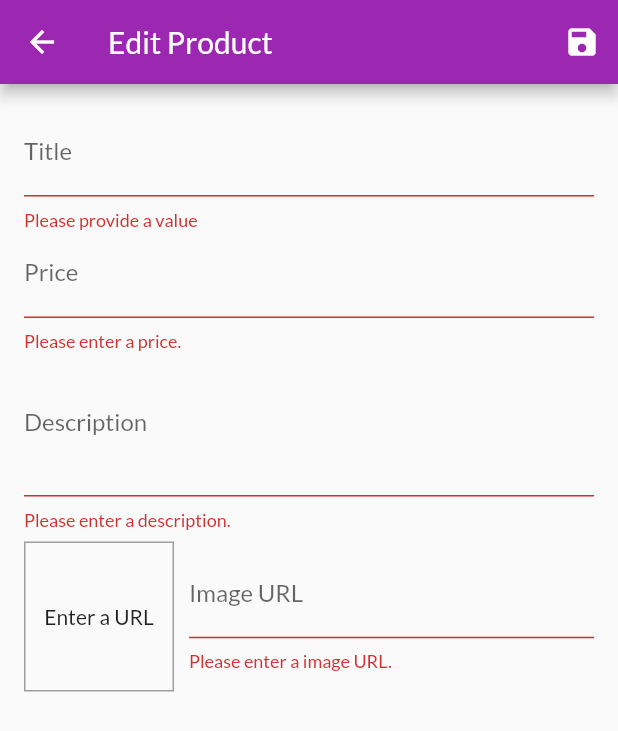
After one commit to PieroSilvestri/flutter-shop-app, a Flutter app: the EditProduct screen opened by its route, after a tap on the "save" icon, on a phone screen of 412 x 824 dp. The commit adds this screen. Shown: the top 731 px of the screen. Run offline on Flutter 3.47's test engine with Material 2 defaults, Android fonts, the phone set to English and light mode, and no system bars; network calls fail.

Commit message:
Finished section 9

```diff
--- a/lib/main.dart
+++ b/lib/main.dart
@@ -3,11 +3,13 @@ import 'package:provider/provider.dart';
 import 'package:shop_app/providers/cart.dart';
 import 'package:shop_app/providers/orders.dart';
 import 'package:shop_app/screens/cart_screen.dart';
+import 'package:shop_app/screens/edit_product_screen.dart';
 import 'package:shop_app/screens/orders_screen.dart';
 
 import 'package:shop_app/screens/products_overview_screen.dart';
 import 'package:shop_app/screens/product_detail_screen.dart';
 import 'package:shop_app/providers/products.dart';
+import 'package:shop_app/screens/user_products_screen.dart';
 
 void main() {
   runApp(MyApp());
@@ -42,7 +44,9 @@ class MyApp extends StatelessWidget {
         routes: {
           ProductDetailScreen.routeName: (ctx) => ProductDetailScreen(),
           CartScreen.routeName: (ctx) => CartScreen(),
-          OrdersScreen.routeName: (ctx) => OrdersScreen()
+          OrdersScreen.routeName: (ctx) => OrdersScreen(),
+          UserProductsScreen.routeName: (ctx) => UserProductsScreen(),
+          EditProduct.routeName: (ctx) => EditProduct()
         },
       ),
     );
--- a/lib/providers/products.dart
+++ b/lib/providers/products.dart
@@ -63,12 +63,36 @@ class Products with ChangeNotifier {
   //   notifyListeners();
   // }
 
-  void addProduct(Product value) {
-    _items.add(value);
+  void addProduct(Product product) {
+    final newProduct = Product(
+      id: DateTime.now().toString(),
+      title: product.title,
+      description: product.description,
+      price: product.price,
+      imageUrl: product.imageUrl,
+    );
+    _items.add(newProduct);
+    // Insert at the start of the list
+    // _items.insert(0, newProduct);
     notifyListeners();
   }
 
-  Product findById(String id){
+  Product findById(String id) {
     return _items.firstWhere((element) => element.id == id);
   }
+
+  void updateProduct(String id, Product product) {
+    final prodIndex = _items.indexWhere((prod) => prod.id == id);
+    if (prodIndex >= 0) {
+      _items[prodIndex] = product;
+      notifyListeners();
+    } else{
+      print('...');
+    }
+  }
+
+  void deleteProduct(String id){
+    _items.removeWhere((element) => element.id == id);
+    notifyListeners();
+  }
 }
--- /dev/null
+++ b/lib/screens/edit_product_screen.dart
@@ -0,0 +1,268 @@
+import 'package:flutter/material.dart';
+import 'package:provider/provider.dart';
+import 'package:shop_app/providers/product.dart';
+import 'package:shop_app/providers/products.dart';
+
+class EditProduct extends StatefulWidget {
+  static const routeName = '/edit-product';
+
+  const EditProduct({Key? key}) : super(key: key);
+
+  @override
+  _EditProductState createState() => _EditProductState();
+}
+
+class _EditProductState extends State<EditProduct> {
+  final _priceFocusNode = FocusNode();
+  final _descriptionFocusNode = FocusNode();
+  final _imageUrlController = TextEditingController();
+  final _imageUrlFocusNode = FocusNode();
+  final _form = GlobalKey<FormState>();
+  var _isInit = true;
+  var _initValues = {
+    'title': '',
+    'description': '',
+    'price': '',
+    'imageUrl': ''
+  };
+  var _editedProduct = Product(
+    id: '',
+    title: '',
+    description: '',
+    price: 0,
+    imageUrl: '',
+  );
+
+  @override
+  void initState() {
+    _imageUrlFocusNode.addListener(_updateImageUrl);
+    super.initState();
+  }
+
+  @override
+  void didChangeDependencies() {
+    if (_isInit) {
+      final productId = ModalRoute.of(context)!.settings.arguments as String?;
+      if (productId != null) {
+        final product =
+            Provider.of<Products>(context, listen: false).findById(productId!);
+        _editedProduct = product;
+        _initValues = {
+          'title': _editedProduct.title,
+          'description': _editedProduct.description,
+          'price': _editedProduct.price.toString(),
+          'imageUrl': ''
+        };
+        _imageUrlController.text = _editedProduct.imageUrl;
+      }
+    }
+    _isInit = false;
+    super.didChangeDependencies();
+  }
+
+  @override
+  void dispose() {
+    _imageUrlFocusNode.removeListener(_updateImageUrl);
+    _priceFocusNode.dispose();
+    _descriptionFocusNode.dispose();
+    _imageUrlController.dispose();
+    _imageUrlFocusNode.dispose();
+    super.dispose();
+  }
+
+  void _updateImageUrl() {
+    print('_updateImageUrl');
+    if (!_imageUrlFocusNode.hasFocus) {
+      if ((!_imageUrlController.text.startsWith('http') &&
+              !_imageUrlController.text.startsWith('https')) ||
+          (!_imageUrlController.text.endsWith('.png') &&
+              !_imageUrlController.text.endsWith('.jpg') &&
+              !_imageUrlController.text.endsWith('.jpeg'))) {
+        return;
+      }
+      setState(() {});
+    }
+  }
+
+  void _saveForm() {
+    final isValid = _form.currentState!.validate();
+    if (!isValid) {
+      return;
+    }
+    _form.currentState!.save();
+    if (_editedProduct.id.isEmpty) {
+      Provider.of<Products>(context, listen: false).addProduct(_editedProduct);
+    }else{
+      Provider.of<Products>(context, listen: false).updateProduct(_editedProduct.id, _editedProduct);
+    }
+
+    Navigator.of(context).pop();
+  }
+
+  @override
+  Widget build(BuildContext context) {
+    return Scaffold(
+      appBar: AppBar(
+        title: const Text('Edit Product'),
+        actions: [
+          IconButton(
+            icon: const Icon(Icons.save),
+            onPressed: _saveForm,
+          )
+        ],
+      ),
+      body: Padding(
+        padding: const EdgeInsets.all(16.0),
+        child: Form(
+          key: _form,
+          child: ListView(
+            children: [
+              TextFormField(
+                initialValue: _initValues['title'],
+                decoration: const InputDecoration(
+                  labelText: 'Title',
+                ),
+                textInputAction: TextInputAction.next,
+                onFieldSubmitted: (_) {
+                  FocusScope.of(context).requestFocus(_priceFocusNode);
+                },
+                validator: (value) {
+                  if (value!.isEmpty) {
+                    return 'Please provide a value';
+                  }
+                },
+                onSaved: (value) {
+                  _editedProduct = Product(
+                      id: _editedProduct.id,
+                      title: value!,
+                      description: _editedProduct.description,
+                      imageUrl: _editedProduct.imageUrl,
+                      price: _editedProduct.price,
+                      isFavorite: _editedProduct.isFavorite);
+                },
+              ),
+              TextFormField(
+                initialValue: _initValues['price'],
+                decoration: const InputDecoration(labelText: 'Price'),
+                textInputAction: TextInputAction.next,
+                keyboardType: TextInputType.number,
+                focusNode: _priceFocusNode,
+                validator: (value) {
+                  if (value!.isEmpty) {
+                    return 'Please enter a price.';
+                  }
+                  if (double.tryParse(value) == null) {
+                    return 'Please enter a valid number';
+                  }
+                  if (double.parse(value) <= 0) {
+                    return 'Please enter a number greater than zero.';
+                  }
+                },
+                onSaved: (value) {
+                  _editedProduct = Product(
+                    id: _editedProduct.id,
+                    title: _editedProduct.title,
+                    description: _editedProduct.description,
+                    imageUrl: _editedProduct.imageUrl,
+                    price: double.parse(value!),
+                    isFavorite: _editedProduct.isFavorite
+                  );
+                },
+              ),
+              TextFormField(
+                initialValue: _initValues['description'],
+                decoration: const InputDecoration(labelText: 'Description'),
+                maxLines: 3,
+                keyboardType: TextInputType.multiline,
+                focusNode: _descriptionFocusNode,
+                validator: (value) {
+                  if (value!.isEmpty) {
+                    return 'Please enter a description.';
+                  }
+                  if (value.length <= 10) {
+                    return 'It should be at least 10 characters long.';
+                  }
+                  return null;
+                },
+                onSaved: (value) {
+                  _editedProduct = Product(
+                    id: _editedProduct.id,
+                    title: _editedProduct.title,
+                    description: value!,
+                    imageUrl: _editedProduct.imageUrl,
+                    price: _editedProduct.price,
+                    isFavorite: _editedProduct.isFavorite
+                  );
+                },
+              ),
+              Row(
+                crossAxisAlignment: CrossAxisAlignment.center,
+                children: [
+                  Container(
+                    width: 100,
+                    height: 100,
+                    margin: const EdgeInsets.only(top: 8, right: 10),
+                    decoration: BoxDecoration(
+                      border: Border.all(width: 1, color: Colors.grey),
+                    ),
+                    child: _imageUrlController.text.isEmpty
+                        ? const Center(
+                            child: Text('Enter a URL'),
+                          )
+                        : FittedBox(
+                            child: Image.network(
+                              _imageUrlController.text,
+                              fit: BoxFit.cover,
+                            ),
+                          ),
+                  ),
+                  Expanded(
+                    child: TextFormField(
+                      decoration: const InputDecoration(labelText: 'Image URL'),
+                      keyboardType: TextInputType.url,
+                      textInputAction: TextInputAction.done,
+                      controller: _imageUrlController,
+                      focusNode: _imageUrlFocusNode,
+                      onEditingComplete: () {
+                        print('edit completed');
+                        setState(() {});
+                      },
+                      onFieldSubmitted: (value) => _saveForm,
+                      validator: (value) {
+                        if (value!.isEmpty) {
+                          return 'Please enter a image URL.';
+                        }
+                        if (!value.startsWith('http') &&
+                            !value.startsWith('https')) {
+                          return 'Please enter a valid URL.';
+                        }
+
+                        if (!value.endsWith('.png') &&
+                            !value.endsWith('.jpg') &&
+                            !value.endsWith('.jpeg')) {
+                          return 'Please enter a valid image URL.';
+                        }
+
+                        return null;
+                      },
+                      onSaved: (value) {
+                        _editedProduct = Product(
+                          id: _editedProduct.id,
+                          title: _editedProduct.title,
+                          description: _editedProduct.description,
+                          imageUrl: value!,
+                          price: _editedProduct.price,
+                          isFavorite: _editedProduct.isFavorite
+                        );
+                      },
+                    ),
+                  ),
+                ],
+              ),
+            ],
+          ),
+        ),
+      ),
+    );
+  }
+}
--- a/lib/widgets/app_drawer.dart
+++ b/lib/widgets/app_drawer.dart
@@ -1,6 +1,7 @@
 import 'package:flutter/material.dart';
 import 'package:shop_app/providers/orders.dart';
 import 'package:shop_app/screens/orders_screen.dart';
+import 'package:shop_app/screens/user_products_screen.dart';
 
 class AppDrawer extends StatelessWidget {
   const AppDrawer({Key? key}) : super(key: key);
@@ -11,23 +12,31 @@ class AppDrawer extends StatelessWidget {
       child: Column(
         children: [
           AppBar(
-            title: Text('Hello Friend'),
+            title: const Text('Hello Friend'),
             automaticallyImplyLeading: false,
           ),
-          Divider(),
+          const Divider(),
           ListTile(
-            leading: Icon(Icons.shop),
-            title: Text('Shop'),
+            leading: const Icon(Icons.shop),
+            title: const Text('Shop'),
             onTap: (){
               Navigator.of(context).pushReplacementNamed('/');
             },
           ),
-          Divider(),
+          const Divider(),
           ListTile(
-            leading: Icon(Icons.payment),
-            title: Text('Orders'),
+            leading: const Icon(Icons.payment),
+            title: const Text('Orders'),
             onTap: (){
               Navigator.of(context).pushReplacementNamed(OrdersScreen.routeName);
+            },
+          ),
+          const Divider(),
+          ListTile(
+            leading: const Icon(Icons.edit),
+            title: const Text('Manage products'),
+            onTap: (){
+              Navigator.of(context).pushReplacementNamed(UserProductsScreen.routeName);
             },
           ),
         ],
--- a/lib/widgets/product_item.dart
+++ b/lib/widgets/product_item.dart
@@ -13,9 +13,11 @@ class ProductItem extends StatelessWidget {
 
   @override
   Widget build(BuildContext context) {
-
     final product = Provider.of<Product>(context, listen: false);
     final cart = Provider.of<Cart>(context);
+    print('product');
+    print(product.title);
+    print(product.imageUrl.toString());
 
     return ClipRRect(
       borderRadius: BorderRadius.circular(10),
@@ -36,7 +38,8 @@ class ProductItem extends StatelessWidget {
           backgroundColor: Colors.black38,
           leading: Consumer<Product>(
             builder: (ctx, product, child) => IconButton(
-                icon: Icon(product.isFavorite ? Icons.favorite : Icons.favorite_border),
+              icon: Icon(
+                  product.isFavorite ? Icons.favorite : Icons.favorite_border),
               color: Theme.of(context).colorScheme.secondary,
               onPressed: () => product.toggleFavoriteStatus(),
             ),
@@ -51,8 +54,19 @@ class ProductItem extends StatelessWidget {
               color: Theme.of(context).colorScheme.secondary,
               onPressed: () {
                 cart.addItem(product.id, product.price, product.title);
-              }
+                ScaffoldMessenger.of(context).hideCurrentSnackBar();
+                ScaffoldMessenger.of(context).showSnackBar(
+                  SnackBar(
+                    content: const Text('Added item to cart!'),
+                    action: SnackBarAction(
+                      label: 'UNDO',
+                      onPressed: () {
+                        cart.removeSingleItem(product.id);
+                      },
                     ),
+                  ),
+                );
+              }),
         ),
       ),
     );
--- a/pubspec.yaml
+++ b/pubspec.yaml
@@ -36,6 +36,8 @@ dependencies:
   # Use with the CupertinoIcons class for iOS style icons.
   cupertino_icons: ^1.0.2
   intl: ^0.17.0
+  firebase_core: ^1.10.6
+  http: ^0.13.4
 
 dev_dependencies:
   flutter_test:
```
Also changed, not shown: lib/providers/cart.dart (+22 -2 lines), lib/screens/user_products_screen.dart (added, +48 -0 lines), lib/widgets/cart_item.dart (+26 -4 lines), lib/widgets/order_item.dart (+7 -5 lines), lib/widgets/user_product_item.dart (added, +45 -0 lines), pubspec.lock. Lines whose indentation alone changed are shown as unchanged.
